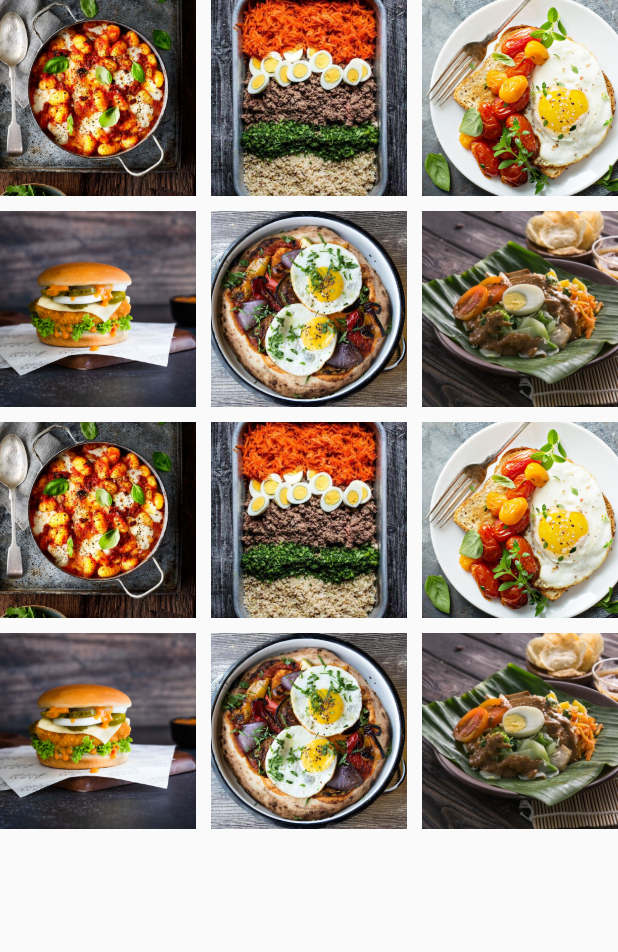
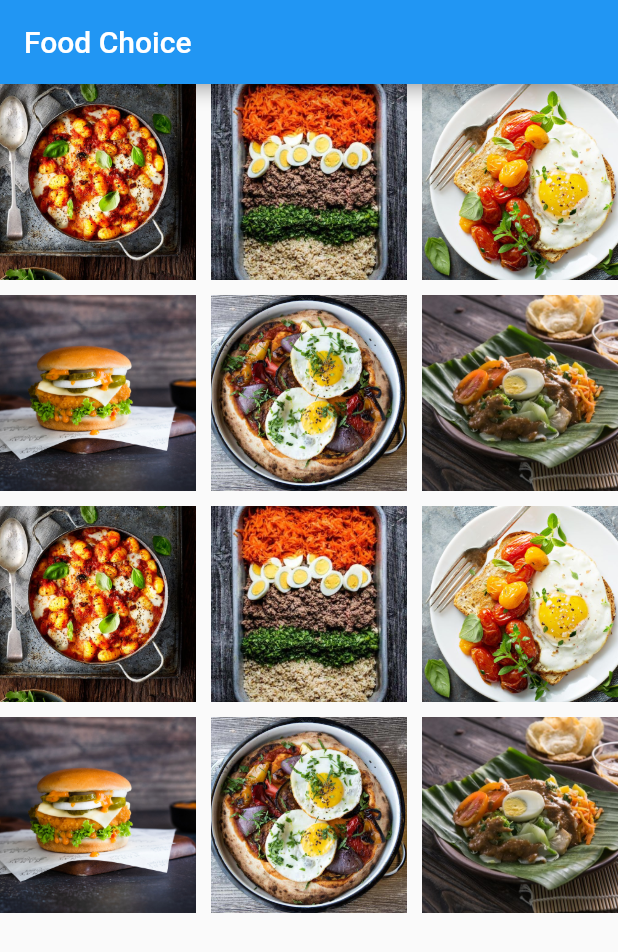
Before and after one commit to alqaj/flutter_grid_view, a Flutter app: the screen it shows after launch, on a phone screen of 412 x 824 dp. Shown: the top 952 px of the screen. Run offline on Flutter 3.47's test engine with Material 2 defaults, Android fonts, the phone set to English and light mode, and no system bars.

Commit message:
Grid view with Detail Page on Click

```diff
--- a/lib/main.dart
+++ b/lib/main.dart
@@ -1,5 +1,6 @@
 import 'package:flutter/material.dart';
-import 'package:latihan05/presentation/menu_list.dart';
+import 'package:latihan05/presentation/menu_list/menu_list_page.dart';
+
 
 void main() {
   runApp(const MyApp());
@@ -12,11 +13,11 @@ class MyApp extends StatelessWidget {
   @override
   Widget build(BuildContext context) {
     return MaterialApp(
-      title: 'Flutter Demo',
+      title: 'Latihan05: Grid View',
       theme: ThemeData(
         primarySwatch: Colors.blue,
       ),
-      home: const MenuList()
+      home: const MenuListPage()
     );
   }
 }
--- /dev/null
+++ b/lib/presentation/item_detail/item_detail_page.dart
@@ -0,0 +1,18 @@
+// ignore_for_file: prefer_const_constructors
+import 'package:flutter/material.dart';
+
+class ItemDetailPage extends StatelessWidget {
+  const ItemDetailPage({ Key? key, required this.imagePath}) : super(key: key);
+
+  final String imagePath;
+  @override
+  Widget build(BuildContext context) {
+    return Scaffold(
+      appBar: AppBar(title: Text("Item Detail"),),
+      body:  SizedBox(
+        // height: 100,
+        // width: 200,
+        child: Image.asset(imagePath, fit: BoxFit.cover,),),
+    );
+  }
+}
--- a/lib/presentation/menu_list.dart
+++ b/lib/presentation/menu_list/menu_list_page.dart
@@ -1,13 +1,17 @@
+// ignore_for_file: prefer_const_constructors
 import 'package:flutter/material.dart';
+import 'package:latihan05/presentation/item_detail/item_detail_page.dart';
+import 'package:latihan05/presentation/menu_list/widgets/list_image_item.dart';
 
-class MenuList extends StatefulWidget {
-  const MenuList({Key? key}) : super(key: key);
+
+class MenuListPage extends StatefulWidget {
+  const MenuListPage({Key? key}) : super(key: key);
 
   @override
-  _MenuListState createState() => _MenuListState();
+  _MenuListPageState createState() => _MenuListPageState();
 }
 
-class _MenuListState extends State<MenuList> {
+class _MenuListPageState extends State<MenuListPage> {
   List<String> listGambar = [
     "assets/images/food01.jpg",
     "assets/images/food02.jpg",
@@ -26,6 +30,7 @@ class _MenuListState extends State<MenuList> {
   @override
   Widget build(BuildContext context) {
     return Scaffold(
+      appBar: AppBar(title: Text("Food Choice"),),
       body: SafeArea(
         child: GridView.builder(
           itemCount: listGambar.length,
@@ -34,13 +39,11 @@ class _MenuListState extends State<MenuList> {
               childAspectRatio: 1,
               crossAxisSpacing: 10,
               mainAxisSpacing: 10),
-          itemBuilder: (context, i) => SizedBox(
-            height: 100,
-            width: 100,
-            child: Image.asset(
-              listGambar[i],
-              fit: BoxFit.cover,
-            ),
+          itemBuilder: (context, i) => InkWell(
+            child: ListImageItem(listGambar: listGambar[i]),
+            onTap: () {
+              Navigator.push(context, MaterialPageRoute(builder: (contex) => ItemDetailPage(imagePath: listGambar[i],)));
+            },
           ),
         ),
       ),
--- /dev/null
+++ b/lib/presentation/menu_list/widgets/list_image_item.dart
@@ -0,0 +1,22 @@
+import 'package:flutter/material.dart';
+
+class ListImageItem extends StatelessWidget {
+  const ListImageItem({
+    Key? key,
+    required this.listGambar,
+  }) : super(key: key);
+
+  final String listGambar;
+
+  @override
+  Widget build(BuildContext context) {
+    return SizedBox(
+      height: 100,
+      width: 100,
+      child: Image.asset(
+        listGambar,
+        fit: BoxFit.cover,
+      ),
+    );
+  }
+}
```
